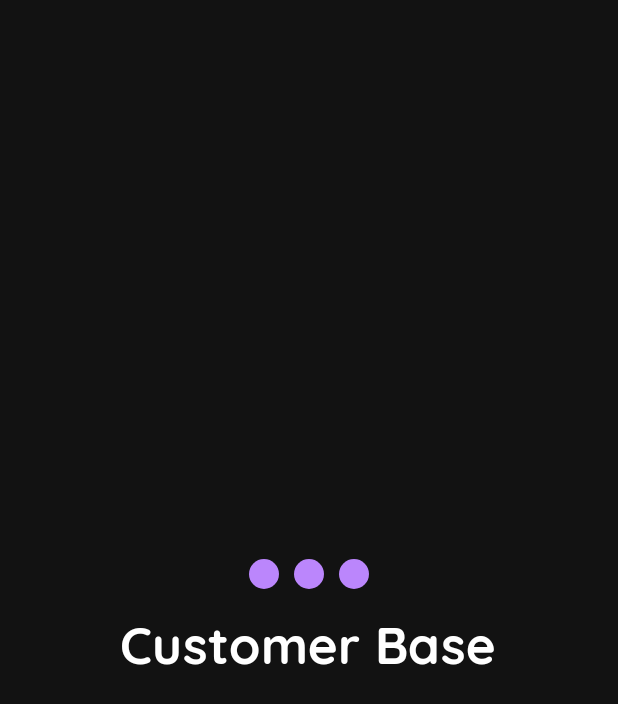
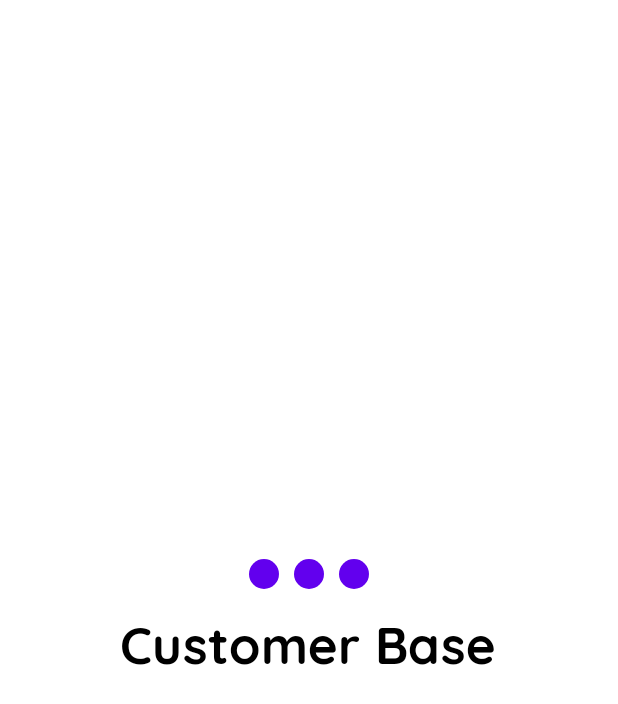
Before and after one commit to tminet/CustomerBase, an Android app built with Jetpack Compose: the first screen one second after launch (MainActivity), on a phone screen of 412 x 824 dp. Shown: the top 704 px of the screen. Run offline under Robolectric (Android 15) with nearby library versions, the phone set to English and light mode, and no system bars; our stand-ins replace Dagger/Hilt's generated code, accompanist.

Commit message:
splash theme now follows the default system colors mode; fixed wrong params on system bars colors of splash theme

```diff
--- a/app/src/main/java/tmidev/customerbase/presentation/common/theme/Theme.kt
+++ b/app/src/main/java/tmidev/customerbase/presentation/common/theme/Theme.kt
@@ -17,7 +17,6 @@ import androidx.compose.runtime.CompositionLocalProvider
 import androidx.compose.runtime.SideEffect
 import androidx.compose.ui.Alignment
 import androidx.compose.ui.Modifier
-import androidx.compose.ui.graphics.Color
 import androidx.compose.ui.graphics.luminance
 import androidx.compose.ui.res.stringResource
 import androidx.compose.ui.text.font.FontWeight
@@ -42,21 +41,6 @@ private val LightColorPalette = lightColors(
 )
 
 private val DarkColorPalette = darkColors(
-    primary = PrimaryDarkColor,
-    onPrimary = OnPrimaryDarkColor,
-    primaryVariant = PrimaryVariantDarkColor,
-    secondary = SecondaryDarkColor,
-    onSecondary = OnSecondaryDarkColor,
-    secondaryVariant = SecondaryVariantDarkColor,
-    background = BackgroundDarkColor,
-    onBackground = OnBackgroundDarkColor,
-    surface = SurfaceDarkColor,
-    onSurface = OnSurfaceDarkColor,
-    error = ErrorDarkColor,
-    onError = OnErrorDarkColor
-)
-
-private val SplashColorPalette = darkColors(
     primary = PrimaryDarkColor,
     onPrimary = OnPrimaryDarkColor,
     primaryVariant = PrimaryVariantDarkColor,
@@ -107,13 +91,13 @@ fun AppTheme(
 
 @Composable
 fun SplashTheme() {
-    val colors = SplashColorPalette
+    val colors = if (isSystemInDarkTheme()) DarkColorPalette else LightColorPalette
     val systemUiController = rememberSystemUiController()
 
     SideEffect {
         systemUiController.setSystemBarsColor(
-            color = Color.Transparent,
-            darkIcons = colors.primary.luminance() > 0.5
+            color = colors.background,
+            darkIcons = colors.background.luminance() > 0.5
         )
     }
 
```
